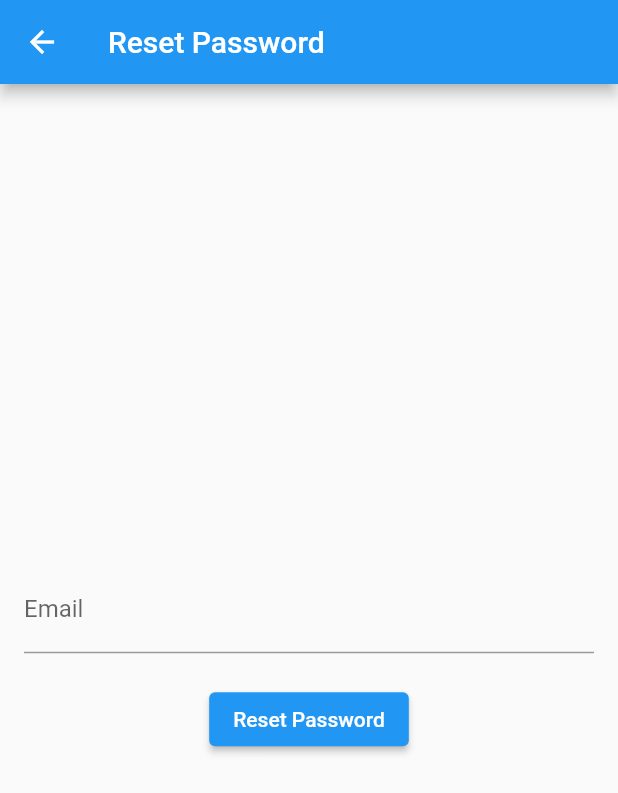
After one commit to ladyCoder18/WebApp, a Flutter app: the ResetPasswordPage screen opened directly, after a tap on "Reset Password", on a phone screen of 412 x 824 dp. The commit adds this screen. Shown: the top 793 px of the screen. Run offline on Flutter 3.47's test engine with Material 2 defaults, Android fonts, the light colour scheme and no system bars; our stand-ins replace csv, file_picker, sqflite; missing offline and left inert: mailer; accounts and stored records are empty.

Commit message:
Added password reset logic

```diff
--- /dev/null
+++ b/lib/screens/auth_service.dart
@@ -0,0 +1,72 @@
+import 'dart:convert';
+import 'package:http/http.dart' as http;
+
+class AuthService {
+  final String baseUrl; // Replace with your backend API base URL
+
+  AuthService(this.baseUrl);
+
+  Future<bool> login(String email, String password) async {
+    final response = await http.post(
+      Uri.parse('$baseUrl/login'),
+      body: jsonEncode({'email': email, 'password': password}),
+      headers: {'Content-Type': 'application/json'},
+    );
+
+    if (response.statusCode == 200) {
+      // Authentication successful
+      return true;
+    } else {
+      // Authentication failed
+      return false;
+    }
+  }
+
+  Future<bool> register(String username, String email, String password) async {
+    final response = await http.post(
+      Uri.parse('$baseUrl/register'),
+      body: jsonEncode({'username': username, 'email': email, 'password': password}),
+      headers: {'Content-Type': 'application/json'},
+    );
+
+    if (response.statusCode == 201) {
+      // Registration successful
+      return true;
+    } else {
+      // Registration failed
+      return false;
+    }
+  }
+
+  Future<bool> resetPassword(String email) async {
+    final response = await http.post(
+      Uri.parse('$baseUrl/reset-password'),
+      body: jsonEncode({'email': email}),
+      headers: {'Content-Type': 'application/json'},
+    );
+
+    if (response.statusCode == 200) {
+      // Password reset email sent successfully
+      return true;
+    } else {
+      // Password reset failed
+      return false;
+    }
+  }
+
+  Future<bool> confirmPasswordReset(String token, String newPassword) async {
+    final response = await http.post(
+      Uri.parse('$baseUrl/reset-password/$token'),
+      body: jsonEncode({'newPassword': newPassword}),
+      headers: {'Content-Type': 'application/json'},
+    );
+
+    if (response.statusCode == 200) {
+      // Password reset successful
+      return true;
+    } else {
+      // Password reset failed
+      return false;
+    }
+  }
+}
--- /dev/null
+++ b/lib/screens/reset_password_page.dart
@@ -0,0 +1,86 @@
+import 'package:flutter/material.dart';
+import 'auth_service.dart'; // Import your authentication service
+
+class ResetPasswordPage extends StatelessWidget {
+  final TextEditingController emailController = TextEditingController();
+
+  void _resetPassword(BuildContext context) async {
+    /*String email = emailController.text;
+
+    // Call your authentication service to handle the password reset logic
+    bool resetSuccess = await AuthService.instance.resetPassword(email);
+
+    if (resetSuccess) {
+      // Show a success message or navigate to a confirmation page
+      showDialog(
+        context: context,
+        builder: (BuildContext context) {
+          return AlertDialog(
+            title: Text('Success'),
+            content: Text('Password reset instructions sent to your email.'),
+            actions: <Widget>[
+              TextButton(
+                onPressed: () {
+                  Navigator.of(context).pop();
+                  // Navigate to the login page or another appropriate screen
+                  Navigator.pop(context);
+                },
+                child: Text('OK'),
+              ),
+            ],
+          );
+        },
+      );
+    } else {
+      // Show an error message
+      showDialog(
+        context: context,
+        builder: (BuildContext context) {
+          return AlertDialog(
+            title: Text('Error'),
+            content: Text('Failed to reset password. Please check your email.'),
+            actions: <Widget>[
+              TextButton(
+                onPressed: () {
+                  Navigator.of(context).pop();
+                },
+                child: Text('OK'),
+              ),
+            ],
+          );
+        },
+      );
+    }*/
+
+    // Clear the email controller
+    emailController.clear();
+  }
+
+  @override
+  Widget build(BuildContext context) {
+    return Scaffold(
+      appBar: AppBar(
+        title: Text('Reset Password'),
+      ),
+      body: Padding(
+        padding: EdgeInsets.all(16.0),
+        child: Column(
+          mainAxisAlignment: MainAxisAlignment.center,
+          children: <Widget>[
+            TextField(
+              controller: emailController,
+              decoration: InputDecoration(labelText: 'Email'),
+            ),
+            SizedBox(height: 20),
+            ElevatedButton(
+              onPressed: () {
+                _resetPassword(context);
+              },
+              child: Text('Reset Password'),
+            ),
+          ],
+        ),
+      ),
+    );
+  }
+}
--- a/pubspec.yaml
+++ b/pubspec.yaml
@@ -40,6 +40,8 @@ dependencies:
   path_provider: ^2.1.1
   file_picker: ^5.5.0
   provider: ^6.0.1
+  mailer: ^6.0.1
+  http: ^0.13.3
 
 dev_dependencies:
   flutter_test:
```
Also changed, not shown: lib/screens/admin_landing_page.dart (renamed from lib/screens/select_options.dart, +30 -1 lines), lib/screens/login_page.dart (+18 -4 lines), lib/screens/registration_page.dart (+41 -18 lines), lib/services/email_service.dart (added, +22 -0 lines), pubspec.lock.
